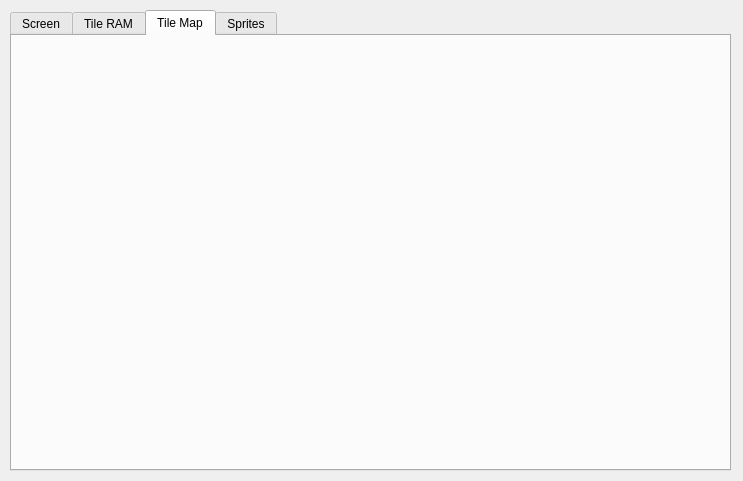
This is src/debugger/gbd_screenwindow.ui in artyjay/gb_emu as Qt 5 draws it before an edit. The edited form follows.
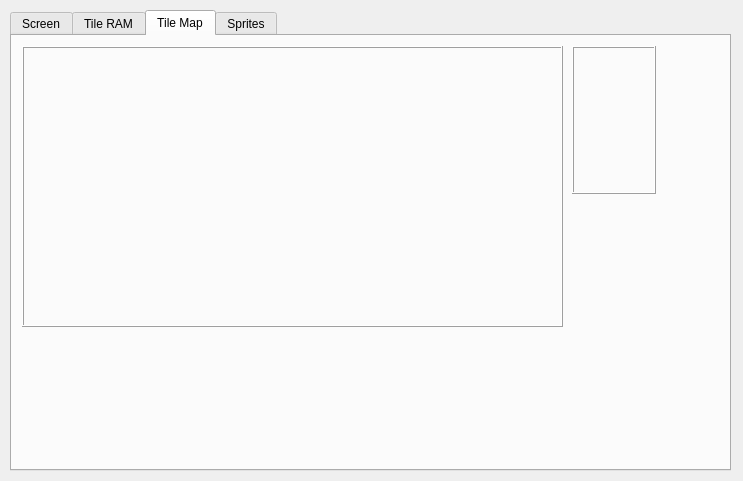
This is the edited form. The open tabs and pages were chosen to show the change. Custom widgets are drawn as their Qt base class.

Commit message: Fixed palette storage so that colours are now correctly calculated and scaled to 8-bit (per-channel) range. Added palette widget to debugger to observe palette values.

What changed in the file:
```diff
--- a/src/debugger/gbd_screenwindow.ui
+++ b/src/debugger/gbd_screenwindow.ui
@@ -186,6 +186,21 @@
     <attribute name="title">
      <string>Tile Map</string>
     </attribute>
+    <widget class="QFrame" name="m_tileMapFrame">
+     <property name="geometry">
+      <rect>
+       <x>10</x>
+       <y>10</y>
+       <width>541</width>
+       <height>281</height>
+      </rect>
+     </property>
+     <property name="frameShape">
+      <enum>QFrame::Box</enum>
+     </property>
+     <property name="frameShadow">
+      <enum>QFrame::Raised</enum>
+     </property>
     <widget class="gbd::TileMapWidget" name="m_tileMap0" native="true">
      <property name="geometry">
       <rect>
@@ -207,6 +222,33 @@
      </property>
     </widget>
    </widget>
+    <widget class="QFrame" name="m_bgPaletteFrame">
+     <property name="geometry">
+      <rect>
+       <x>560</x>
+       <y>10</y>
+       <width>84</width>
+       <height>148</height>
+      </rect>
+     </property>
+     <property name="frameShape">
+      <enum>QFrame::Box</enum>
+     </property>
+     <property name="frameShadow">
+      <enum>QFrame::Raised</enum>
+     </property>
+     <widget class="gbd::PaletteWidget" name="m_bgPalette" native="true">
+      <property name="geometry">
+       <rect>
+        <x>10</x>
+        <y>10</y>
+        <width>64</width>
+        <height>128</height>
+       </rect>
+      </property>
+     </widget>
+    </widget>
+   </widget>
    <widget class="QWidget" name="m_tabSprites">
     <attribute name="title">
      <string>Sprites</string>
@@ -239,6 +281,12 @@
    <header>gbd_tilemapwidget.h</header>
    <container>1</container>
   </customwidget>
+  <customwidget>
+   <class>gbd::PaletteWidget</class>
+   <extends>QWidget</extends>
+   <header>gbd_palettewidget.h</header>
+   <container>1</container>
+  </customwidget>
  </customwidgets>
  <resources/>
  <connections/>
```
Left out of the diff: 4 changed lines with no effect on the pictures. Lines whose indentation alone changed are shown as unchanged. The commit also changes 8 other files.
